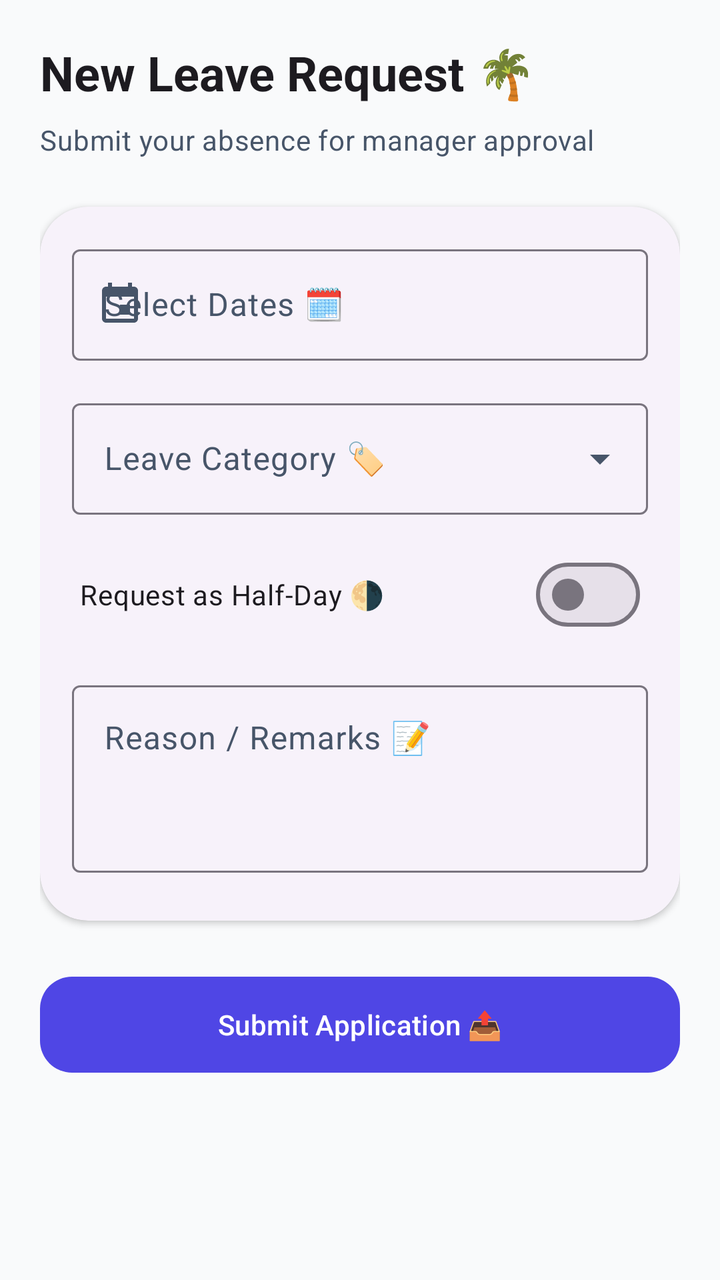
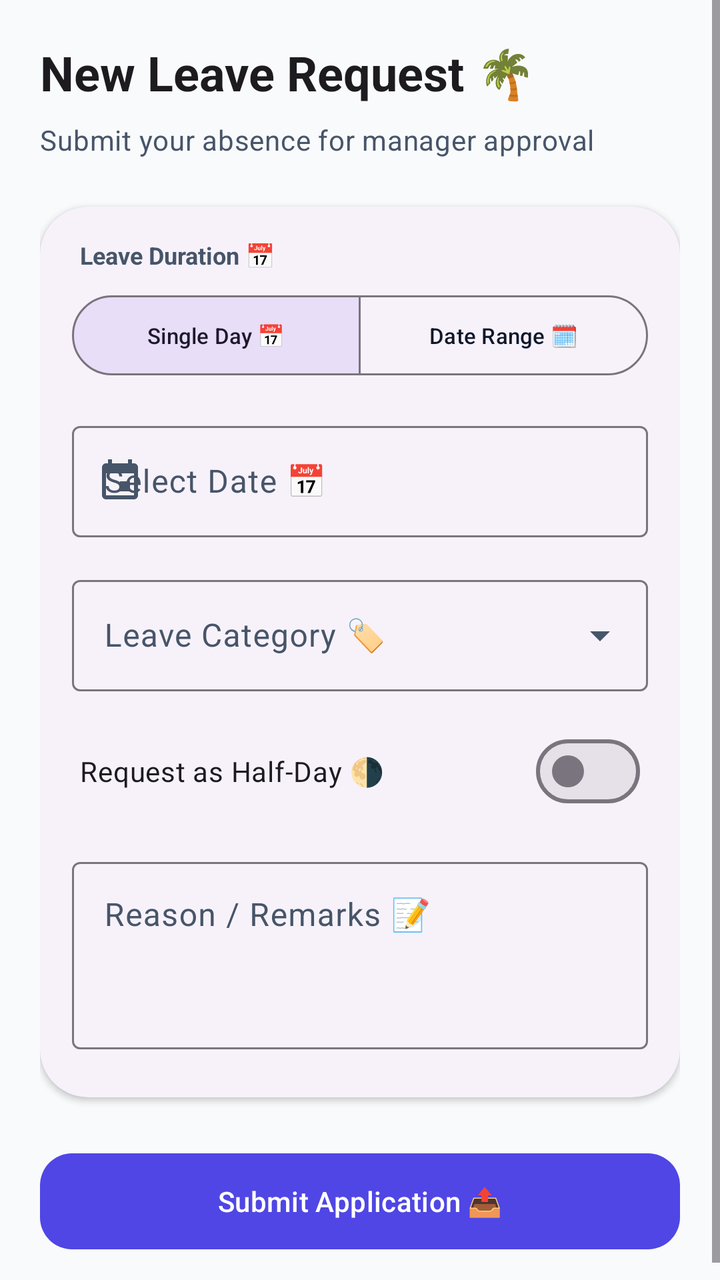

Compare the two renders of this Android layout. The source of the first and the diff that turns it into the second are given below.
<!-- AndroidManifest.xml: application theme Theme.Biometric -->
<!-- res/layout/fragment_apply_leave.xml -->
<?xml version="1.0" encoding="utf-8"?>
<ScrollView xmlns:android="http://schemas.android.com/apk/res/android"
    xmlns:app="http://schemas.android.com/apk/res-auto"
    android:layout_width="match_parent"
    android:layout_height="match_parent"
    android:background="@color/window_background"
    android:fillViewport="true">

    <LinearLayout
        android:layout_width="match_parent"
        android:layout_height="wrap_content"
        android:orientation="vertical"
        android:padding="20dp">

        <TextView
            android:layout_width="wrap_content"
            android:layout_height="wrap_content"
            android:text="New Leave Request 🌴"
            android:textAppearance="@style/TextAppearance.Material3.HeadlineSmall"
            android:textStyle="bold"
            android:layout_marginBottom="8dp" />

        <TextView
            android:layout_width="wrap_content"
            android:layout_height="wrap_content"
            android:text="Submit your absence for manager approval"
            android:textAppearance="@style/TextAppearance.Material3.BodyMedium"
            android:textColor="@color/text_secondary"
            android:layout_marginBottom="24dp" />

        <com.google.android.material.card.MaterialCardView
            style="@style/PremiumCardView"
            android:layout_width="match_parent"
            android:layout_height="wrap_content"
            app:cardElevation="2dp"
            android:layout_marginBottom="24dp">

            <LinearLayout
                android:layout_width="match_parent"
                android:layout_height="wrap_content"
                android:orientation="vertical"
                android:padding="16dp">

                <com.google.android.material.textfield.TextInputLayout
                    android:id="@+id/tilDateRange"
                    style="@style/Widget.Material3.TextInputLayout.OutlinedBox"
                    android:layout_width="match_parent"
                    android:layout_height="wrap_content"
                    android:hint="Select Dates 🗓️"
                    android:layout_marginBottom="16dp"
                    app:startIconDrawable="@drawable/ic_calendar">
                    <com.google.android.material.textfield.TextInputEditText
                        android:id="@+id/etDateRange"
                        android:layout_width="match_parent"
                        android:layout_height="wrap_content"
                        android:focusable="false"
                        android:clickable="true" />
                </com.google.android.material.textfield.TextInputLayout>

                <com.google.android.material.textfield.TextInputLayout
                    android:id="@+id/tilLeaveType"
                    style="@style/Widget.Material3.TextInputLayout.OutlinedBox.ExposedDropdownMenu"
                    android:layout_width="match_parent"
                    android:layout_height="wrap_content"
                    android:hint="Leave Category 🏷️"
                    android:layout_marginBottom="16dp">
                    <AutoCompleteTextView
                        android:id="@+id/actvLeaveType"
                        android:layout_width="match_parent"
                        android:layout_height="wrap_content"
                        android:inputType="none" />
                </com.google.android.material.textfield.TextInputLayout>

                <LinearLayout
                    android:layout_width="match_parent"
                    android:layout_height="wrap_content"
                    android:orientation="horizontal"
                    android:gravity="center_vertical"
                    android:layout_marginBottom="16dp"
                    android:paddingHorizontal="4dp">
                    <TextView
                        android:layout_width="0dp"
                        android:layout_weight="1"
                        android:layout_height="wrap_content"
                        android:text="Request as Half-Day 🌗"
                        android:textAppearance="@style/TextAppearance.Material3.BodyMedium" />
                    <com.google.android.material.materialswitch.MaterialSwitch
                        android:id="@+id/switchHalfDay"
                        android:layout_width="wrap_content"
                        android:layout_height="wrap_content" />
                </LinearLayout>

                <com.google.android.material.textfield.TextInputLayout
                    android:id="@+id/tilNotes"
                    style="@style/Widget.Material3.TextInputLayout.OutlinedBox"
                    android:layout_width="match_parent"
                    android:layout_height="wrap_content"
                    android:hint="Reason / Remarks 📝"
                    android:layout_marginBottom="8dp">
                    <com.google.android.material.textfield.TextInputEditText
                        android:id="@+id/etNotes"
                        android:layout_width="match_parent"
                        android:layout_height="wrap_content"
                        android:gravity="top"
                        android:inputType="textMultiLine"
                        android:minLines="3" />
                </com.google.android.material.textfield.TextInputLayout>
            </LinearLayout>
        </com.google.android.material.card.MaterialCardView>

        <com.google.android.material.button.MaterialButton
            android:id="@+id/btnSubmit"
            style="@style/PremiumButton"
            android:layout_width="match_parent"
            android:layout_height="56dp"
            android:text="Submit Application 📤"
            app:cornerRadius="16dp" />

    </LinearLayout>
</ScrollView>
<!-- resources referenced by this layout -->
<resources>
  <color name="text_secondary">#475569</color>
  <color name="window_background">#F9FAFB</color>
  <!-- drawable ic_calendar (drawable) -->
  <vector xmlns:android="http://schemas.android.com/apk/res/android"
      android:width="24dp"
      android:height="24dp"
      android:viewportWidth="24"
      android:viewportHeight="24"
      android:tint="?attr/colorControlNormal">
    <path
        android:fillColor="@android:color/white"
        android:pathData="M17,12h-5v5h5v-5zM16,1v2L8,3L8,1L6,1v2L5,3c-1.11,0 -1.99,0.9 -1.99,2L3,19c0,1.1 0.89,2 2,2h14c1.1,0 2,-0.9 2,-2L21,5c0,-1.1 -0.9,-2 -2,-2h-1L18,1h-2zM19,19L5,19L5,8h14v11z"/>
  </vector>
  <style name="PremiumButton" parent="Widget.Material3.Button">
          <item name="android:textColor">@android:color/white</item>
          <item name="backgroundTint">?attr/colorPrimary</item>
      </style>
  <style name="PremiumCardView" parent="Widget.App.CardView">
          <item name="cardElevation">8dp</item>
          <item name="cardCornerRadius">24dp</item>
          <item name="android:foreground">?attr/selectableItemBackground</item>
      </style>
  <style name="Widget.App.CardView" parent="Widget.Material3.CardView.Elevated">
          <item name="cardCornerRadius">16dp</item>
          <item name="cardElevation">4dp</item>
      </style>
  <color name="colorPrimary">#4F46E5</color>
  <color name="colorPrimaryDark">#4338CA</color>
  <color name="colorAccent">#F43F5E</color>
  <color name="text_primary">#0F172A</color>
  <color name="colorSurfaceVariant">#F3F4F6</color>
  <color name="red">#EF4444</color>
  <color name="outline">#79747E</color>
  <color name="outline_variant">#CAC4D0</color>
  <style name="Widget.App.Toolbar" parent="Widget.Material3.Toolbar.OnSurface">
          <item name="titleTextAppearance">@style/TextAppearance.App.ToolbarTitle</item>
      </style>
  <style name="TextAppearance.App.ToolbarTitle" parent="TextAppearance.Material3.TitleLarge">
          <item name="android:textStyle">bold</item>
      </style>
  <!-- unchanged entries left out for length: 1 -->
</resources>

<!-- the commit's change to res/layout/fragment_apply_leave.xml (unified diff, before → after) -->
@@ -41,12 +41,48 @@
                 android:orientation="vertical"
                 android:padding="16dp">
 
+                <TextView
+                    android:layout_width="wrap_content"
+                    android:layout_height="wrap_content"
+                    android:text="Leave Duration 📅"
+                    android:textStyle="bold"
+                    android:textSize="12sp"
+                    android:textColor="@color/text_secondary"
+                    android:layout_marginBottom="8dp"
+                    android:paddingHorizontal="4dp"/>
+
+                <com.google.android.material.button.MaterialButtonToggleGroup
+                    android:id="@+id/toggleDurationType"
+                    android:layout_width="match_parent"
+                    android:layout_height="wrap_content"
+                    android:layout_marginBottom="16dp"
+                    app:singleSelection="true"
+                    app:selectionRequired="true"
+                    app:checkedButton="@+id/btnSingleDay">
+                    <com.google.android.material.button.MaterialButton
+                        android:id="@+id/btnSingleDay"
+                        style="@style/Widget.Material3.Button.OutlinedButton"
+                        android:layout_width="0dp"
+                        android:layout_height="wrap_content"
+                        android:layout_weight="1"
+                        android:text="Single Day 📅"
+                        android:textSize="11sp"/>
+                    <com.google.android.material.button.MaterialButton
+                        android:id="@+id/btnDateRange"
+                        style="@style/Widget.Material3.Button.OutlinedButton"
+                        android:layout_width="0dp"
+                        android:layout_height="wrap_content"
+                        android:layout_weight="1"
+                        android:text="Date Range 🗓️"
+                        android:textSize="11sp"/>
+                </com.google.android.material.button.MaterialButtonToggleGroup>
+
                 <com.google.android.material.textfield.TextInputLayout
                     android:id="@+id/tilDateRange"
                     style="@style/Widget.Material3.TextInputLayout.OutlinedBox"
                     android:layout_width="match_parent"
                     android:layout_height="wrap_content"
-                    android:hint="Select Dates 🗓️"
+                    android:hint="Select Date 📅"
                     android:layout_marginBottom="16dp"
                     app:startIconDrawable="@drawable/ic_calendar">
                     <com.google.android.material.textfield.TextInputEditText
